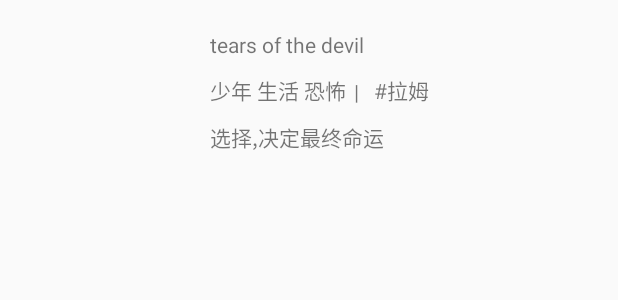
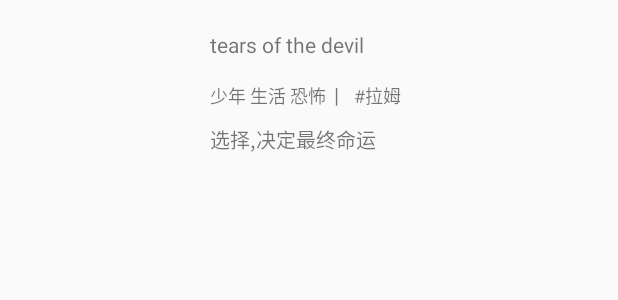
Before and after one commit to GaoYanPeng/UComic, an Android app: the layout search_item_type_details.xml on its own in the app's theme, with its tools: preview values and no code run, on a phone screen of 412 x 824 dp. Shown: the top 300 px of the screen. Run offline under Robolectric (Android 15) with nearby library versions, the phone set to English and light mode, and no system bars.

Commit message:
小改动

```diff
--- a/You17/app/src/main/res/layout/search_fragment.xml
+++ b/You17/app/src/main/res/layout/search_fragment.xml
@@ -14,7 +14,7 @@
 
 
         <LinearLayout
-            android:layout_width="wrap_content"
+            android:layout_width="match_parent"
             android:layout_height="wrap_content"
             android:layout_centerInParent="true"
             android:orientation="horizontal">
--- a/You17/app/src/main/res/layout/search_item_type_details.xml
+++ b/You17/app/src/main/res/layout/search_item_type_details.xml
@@ -24,9 +24,10 @@
         android:layout_width="wrap_content"
         android:layout_height="wrap_content"
         android:layout_below="@+id/details_name"
-        android:layout_marginTop="10sp"
+        android:layout_marginTop="15sp"
         android:layout_toRightOf="@+id/details_imageview"
-        android:text="少年 生活 恐怖"/>
+        android:text="少年 生活 恐怖"
+        android:textSize="12sp"/>
 
     <TextView
         android:id="@+id/details_separator"
@@ -38,25 +39,29 @@
         android:text="|"/>
 
     <TextView
-
         android:id="@+id/details_author"
         android:layout_width="wrap_content"
         android:layout_height="wrap_content"
+        android:maxLines="1"
         android:layout_alignBottom="@+id/details_type"
         android:layout_marginLeft="10sp"
         android:layout_toRightOf="@+id/details_separator"
-        android:text="#拉姆"/>
+        android:ellipsize="end"
+        android:text="#拉姆"
+        android:textSize="12sp"/>
 
     <TextView
         android:id="@+id/details_Introduction"
         android:layout_width="wrap_content"
-        android:maxLines="2"
-        android:ellipsize="end"
         android:layout_height="wrap_content"
         android:layout_below="@+id/details_type"
+        android:layout_marginRight="20sp"
         android:layout_marginTop="10sp"
         android:layout_toRightOf="@+id/details_imageview"
-        android:text="选择,决定最终命运"/>
+        android:ellipsize="end"
+        android:maxLines="2"
+        android:text="选择,决定最终命运"
+        android:textSize="13sp"/>
 
 
 </RelativeLayout>
```
Also changed, not shown: You17/app/src/main/res/layout/homepager_fragment.xml (line endings or trailing spaces).
